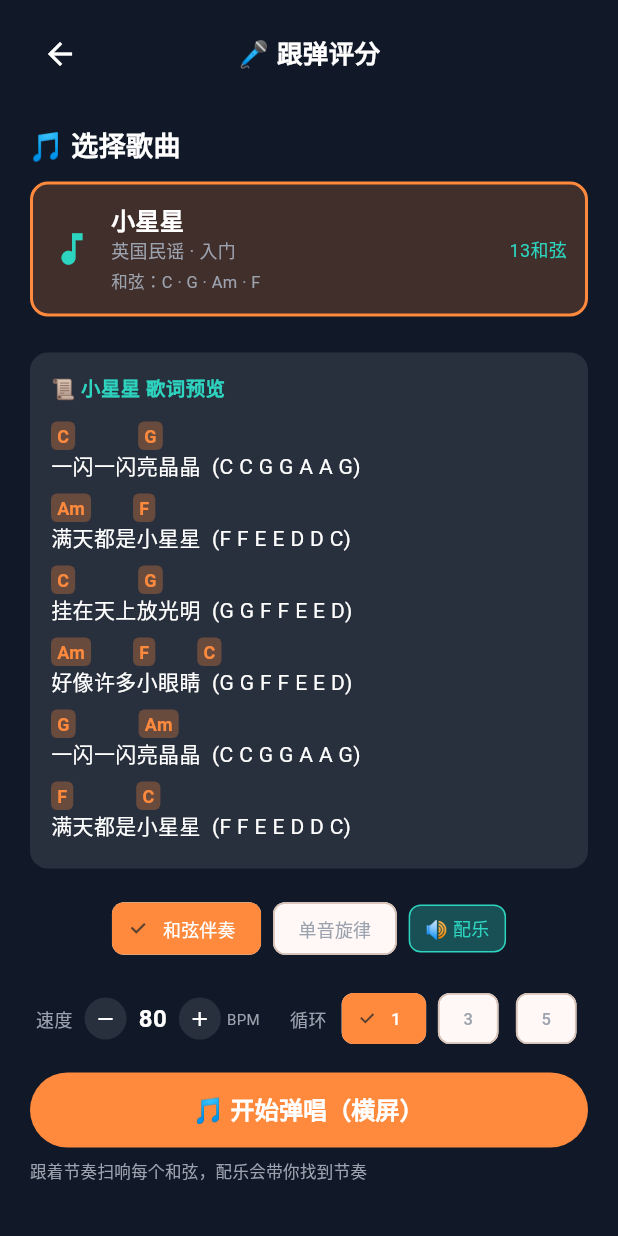
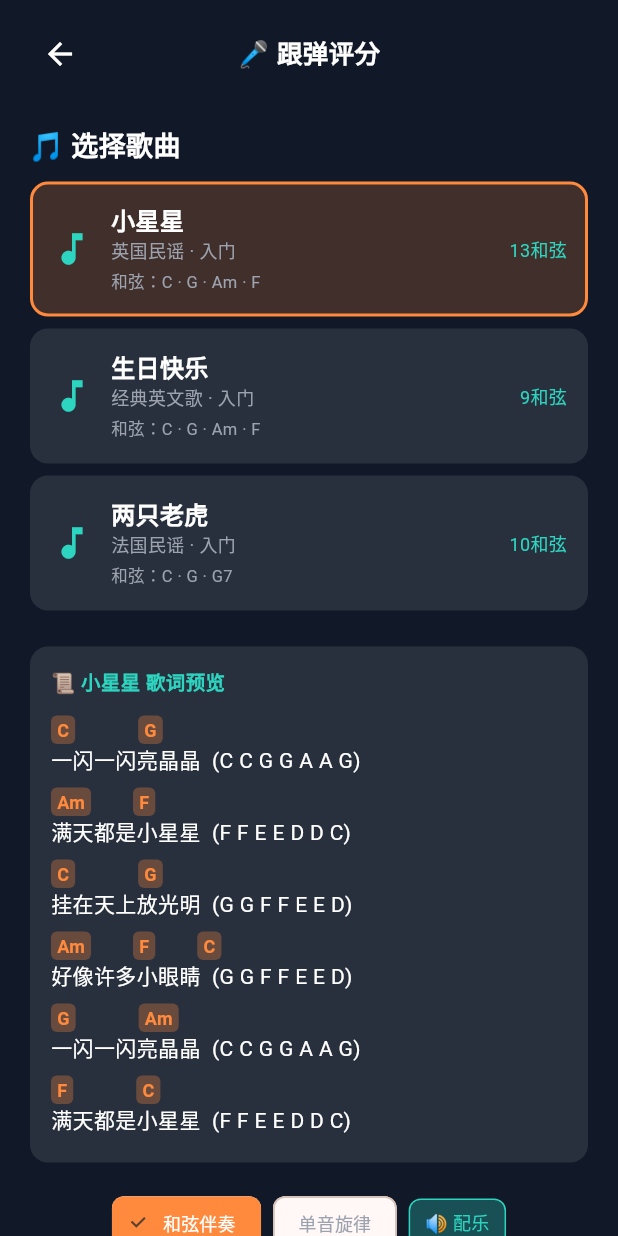
Before and after one commit to yyd841122/ukulele-glm, a Flutter app: the FollowScorePage screen opened directly, after a tap on "和弦转换", after a tap on "整曲练习", on a phone screen of 412 x 824 dp. Run offline on Flutter 3.47's test engine with Material 3 defaults, Android fonts, the phone set to English and light mode, and no system bars; our stand-ins replace audioplayers, flutter_riverpod, shared_preferences, web; missing offline and left inert: dart:js_interop, fftea, record; accounts and stored records are empty.

Commit message:
feat: 新增生日快乐+两只老虎歌曲（和弦+旋律+歌词严格对应）
生日快乐：C-G-Am-F进行，C大调，旋律C-C-D-C-F-E等
两只老虎：C-G-G7进行，C大调，旋律C-D-E-C等
两首歌的和弦/旋律/歌词均按音乐理论严格编排对齐

APK 同步构建：app-release.apk (54.5MB)

```diff
--- a/src/lib/features/practice/follow_score_page.dart
+++ b/src/lib/features/practice/follow_score_page.dart
@@ -152,6 +152,134 @@ final List<PracticeSong> kSongs = [
         PracticeNote(name: 'F', beats: 1), PracticeNote(name: 'F', beats: 1),
         PracticeNote(name: 'E', beats: 1), PracticeNote(name: 'E', beats: 1),
         PracticeNote(name: 'D', beats: 1), PracticeNote(name: 'D', beats: 1),
+        PracticeNote(name: 'C', beats: 2),
+      ]),
+    ],
+  ),
+  // ── 生日快乐 ──
+  PracticeSong(
+    title: '生日快乐',
+    artist: '经典英文歌 · 入门',
+    bpm: 90,
+    chordFrets: {
+      'C': [0, 0, 0, 3],
+      'G': [0, 2, 3, 2],
+      'Am': [2, 0, 0, 0],
+      'F': [2, 0, 1, 0],
+    },
+    lyrics: [
+      // 旋律：C C D C F E（祝你生日快乐）
+      const PracticeLyric(text: '祝你生日快乐', chords: [
+        PracticeChord(name: 'C', position: 0),
+        PracticeChord(name: 'G', position: 4),
+      ], notes: [
+        PracticeNote(name: 'C', beats: 1), PracticeNote(name: 'C', beats: 1),
+        PracticeNote(name: 'D', beats: 1), PracticeNote(name: 'C', beats: 1),
+        PracticeNote(name: 'F', beats: 1), PracticeNote(name: 'E', beats: 2),
+      ]),
+      // 旋律：C C D C G F（祝你生日快乐）
+      const PracticeLyric(text: '祝你生日快乐', chords: [
+        PracticeChord(name: 'Am', position: 0),
+        PracticeChord(name: 'F', position: 4),
+      ], notes: [
+        PracticeNote(name: 'C', beats: 1), PracticeNote(name: 'C', beats: 1),
+        PracticeNote(name: 'D', beats: 1), PracticeNote(name: 'C', beats: 1),
+        PracticeNote(name: 'G', beats: 1), PracticeNote(name: 'F', beats: 2),
+      ]),
+      // 旋律：C C C5 A F E D（亲爱的XX生日快乐）
+      const PracticeLyric(text: '亲爱的生日快乐', chords: [
+        PracticeChord(name: 'C', position: 0),
+        PracticeChord(name: 'G', position: 3),
+        PracticeChord(name: 'Am', position: 6),
+      ], notes: [
+        PracticeNote(name: 'C', beats: 1), PracticeNote(name: 'C', beats: 1),
+        PracticeNote(name: 'C', octave: 5, beats: 1), PracticeNote(name: 'A', beats: 1),
+        PracticeNote(name: 'F', beats: 1), PracticeNote(name: 'E', beats: 1),
+        PracticeNote(name: 'D', beats: 2),
+      ]),
+      // 旋律：B B A F G F（祝你生日快乐）
+      const PracticeLyric(text: '祝你生日快乐', chords: [
+        PracticeChord(name: 'F', position: 0),
+        PracticeChord(name: 'C', position: 4),
+      ], notes: [
+        PracticeNote(name: 'B', beats: 1), PracticeNote(name: 'B', beats: 1),
+        PracticeNote(name: 'A', beats: 1), PracticeNote(name: 'F', beats: 1),
+        PracticeNote(name: 'G', beats: 1), PracticeNote(name: 'F', beats: 2),
+      ]),
+    ],
+  ),
+  // ── 两只老虎 ──
+  PracticeSong(
+    title: '两只老虎',
+    artist: '法国民谣 · 入门',
+    bpm: 100,
+    chordFrets: {
+      'C': [0, 0, 0, 3],
+      'G': [0, 2, 3, 2],
+      'G7': [0, 2, 1, 2],
+      'Am': [2, 0, 0, 0],
+    },
+    lyrics: [
+      // 旋律：C D E C（两只老虎）
+      const PracticeLyric(text: '两只老虎', chords: [
+        PracticeChord(name: 'C', position: 0),
+      ], notes: [
+        PracticeNote(name: 'C', beats: 1), PracticeNote(name: 'D', beats: 1),
+        PracticeNote(name: 'E', beats: 1), PracticeNote(name: 'C', beats: 1),
+      ]),
+      // 旋律：C D E C（两只老虎）
+      const PracticeLyric(text: '两只老虎', chords: [
+        PracticeChord(name: 'C', position: 0),
+      ], notes: [
+        PracticeNote(name: 'C', beats: 1), PracticeNote(name: 'D', beats: 1),
+        PracticeNote(name: 'E', beats: 1), PracticeNote(name: 'C', beats: 1),
+      ]),
+      // 旋律：E F G（跑得快）
+      const PracticeLyric(text: '跑得快', chords: [
+        PracticeChord(name: 'G', position: 0),
+      ], notes: [
+        PracticeNote(name: 'E', beats: 1), PracticeNote(name: 'F', beats: 1),
+        PracticeNote(name: 'G', beats: 2),
+      ]),
+      // 旋律：E F G（跑得快）
+      const PracticeLyric(text: '跑得快', chords: [
+        PracticeChord(name: 'G', position: 0),
+      ], notes: [
+        PracticeNote(name: 'E', beats: 1), PracticeNote(name: 'F', beats: 1),
+        PracticeNote(name: 'G', beats: 2),
+      ]),
+      // 旋律：G A G F E C（一只没有耳朵）
+      const PracticeLyric(text: '一只没有耳朵', chords: [
+        PracticeChord(name: 'C', position: 0),
+        PracticeChord(name: 'G', position: 4),
+      ], notes: [
+        PracticeNote(name: 'G', beats: 1), PracticeNote(name: 'A', beats: 1),
+        PracticeNote(name: 'G', beats: 1), PracticeNote(name: 'F', beats: 1),
+        PracticeNote(name: 'E', beats: 1), PracticeNote(name: 'C', beats: 1),
+      ]),
+      // 旋律：G A G F E C（一只没有尾巴）
+      const PracticeLyric(text: '一只没有尾巴', chords: [
+        PracticeChord(name: 'C', position: 0),
+        PracticeChord(name: 'G7', position: 4),
+      ], notes: [
+        PracticeNote(name: 'G', beats: 1), PracticeNote(name: 'A', beats: 1),
+        PracticeNote(name: 'G', beats: 1), PracticeNote(name: 'F', beats: 1),
+        PracticeNote(name: 'E', beats: 1), PracticeNote(name: 'C', beats: 1),
+      ]),
+      // 旋律：C G C（真奇怪）
+      const PracticeLyric(text: '真奇怪', chords: [
+        PracticeChord(name: 'C', position: 0),
+      ], notes: [
+        PracticeNote(name: 'C', beats: 1, ),
+        PracticeNote(name: 'G', beats: 1),
+        PracticeNote(name: 'C', beats: 2),
+      ]),
+      // 旋律：C G7 C（真奇怪）
+      const PracticeLyric(text: '真奇怪', chords: [
+        PracticeChord(name: 'C', position: 0),
+      ], notes: [
+        PracticeNote(name: 'C', beats: 1),
+        PracticeNote(name: 'G', beats: 1),
         PracticeNote(name: 'C', beats: 2),
       ]),
     ],
```
